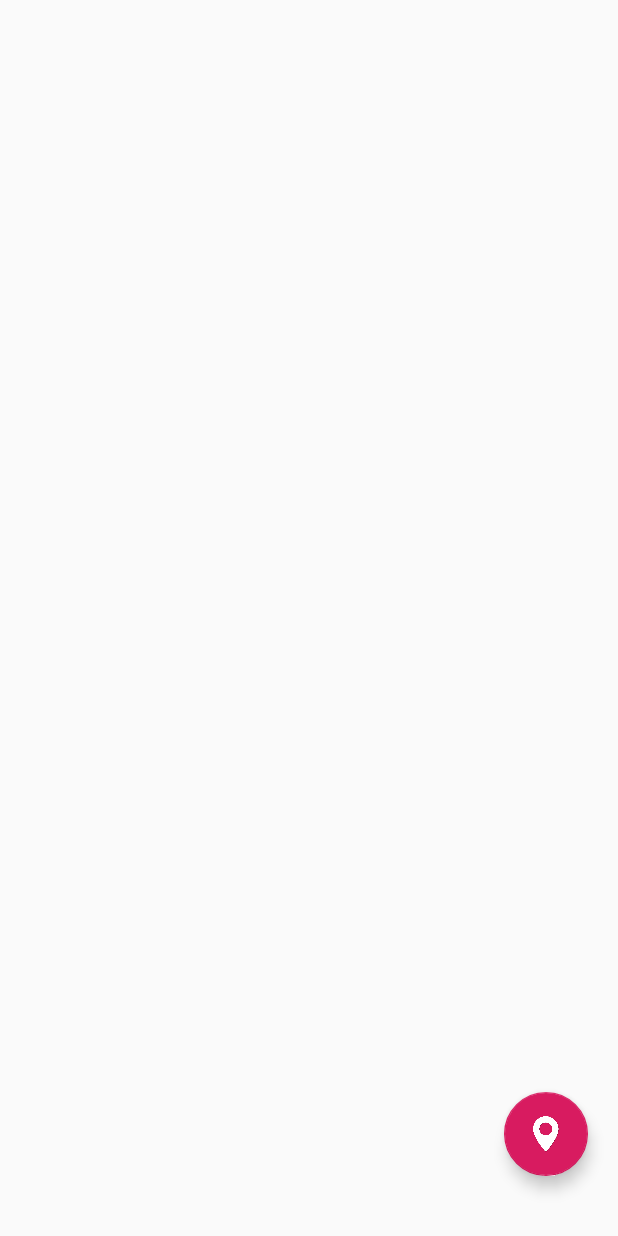
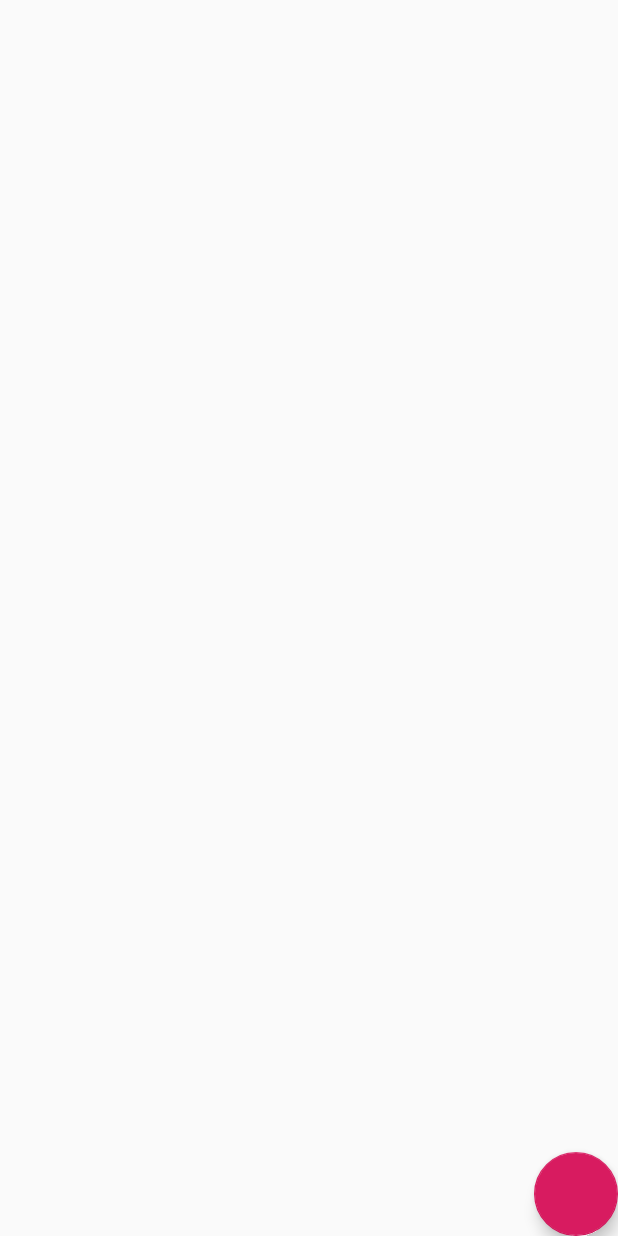
Before and after one commit to JoonSCode/mikkeul, an Android app: the MainActivity screen opened directly, with no data from a screen before it, on a phone screen of 412 x 824 dp. Run offline under Robolectric (Android 15) with nearby library versions, the phone set to English and light mode, and no system bars; libraries missing offline, so code that uses them is left out: com.skt; 6 statements that could not run were skipped.

Commit message:
Merge branch 'master' of C:\Users\Junsu\mikkeul with conflicts.

```diff
--- a/app/src/main/res/layout/activity_main.xml
+++ b/app/src/main/res/layout/activity_main.xml
@@ -1,28 +1,22 @@
 <?xml version="1.0" encoding="utf-8"?>
 <androidx.coordinatorlayout.widget.CoordinatorLayout xmlns:android="http://schemas.android.com/apk/res/android"
+    xmlns:app="http://schemas.android.com/apk/res-auto"
     xmlns:tools="http://schemas.android.com/tools"
     android:layout_width="match_parent"
     android:layout_height="match_parent"
-    xmlns:app="http://schemas.android.com/apk/res-auto"
     android:orientation="vertical"
     tools:context="com.skt.Tmap.TMapView">
+
+    <com.google.android.material.floatingactionbutton.FloatingActionButton
+        android:id="@+id/floatingActionButton"
+        android:layout_width="wrap_content"
+        android:layout_height="wrap_content"
+        android:layout_gravity="bottom|right"
+        android:clickable="true" />
 
     <LinearLayout
         android:id="@+id/linearLayoutTmap"
         android:layout_width="match_parent"
         android:layout_height="match_parent"
-        android:orientation="vertical">
-
-    </LinearLayout>
-
-    <com.google.android.material.floatingactionbutton.FloatingActionButton
-        android:id="@+id/fab"
-        android:layout_width="wrap_content"
-        android:layout_height="wrap_content"
-        android:layout_gravity="bottom|end"
-        android:layout_marginRight="@dimen/fab_margin"
-        android:layout_marginBottom="40dp"
-        app:srcCompat="@drawable/pin" />
-
-
+        android:orientation="vertical"></LinearLayout>
 </androidx.coordinatorlayout.widget.CoordinatorLayout>
```
